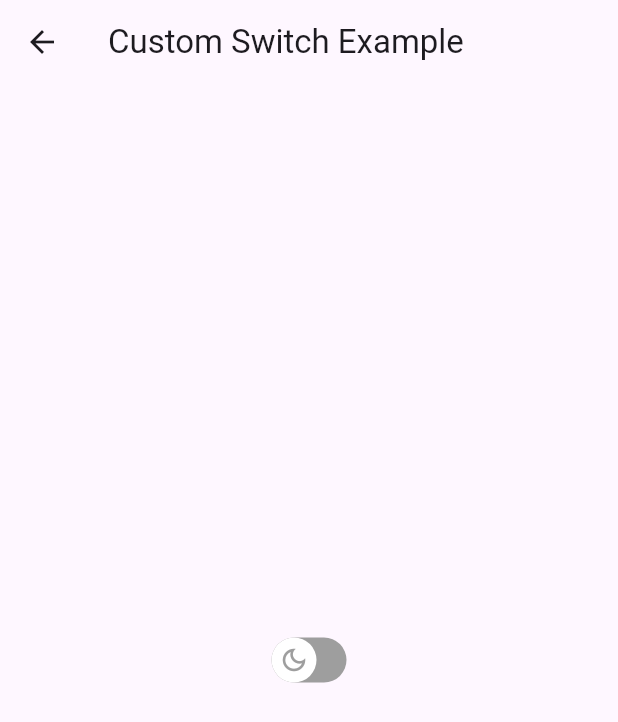
After one commit to IngNex/flutter_practice_pubdev, a Flutter app: the screen it shows after launch, after a tap on "Switch", on a phone screen of 412 x 824 dp. The commit adds this screen. Shown: the top 722 px of the screen. Run offline on Flutter 3.47's test engine with Material 3 defaults, Android fonts, the phone set to English and light mode, and no system bars; our stand-ins replace curved_navigation_bar, firebase_core, firebase_storage, flutter_colorpicker, image_picker; accounts and stored records are empty.

Commit message:
Switch person

```diff
--- a/lib/pages.dart
+++ b/lib/pages.dart
@@ -1,6 +1,8 @@
 import 'package:flutter/material.dart';
 import 'package:flutter_practice_navigationbar/menu/main_menu.dart';
 import 'package:flutter_practice_navigationbar/provider_firebase_storage/main_fb_storage.dart';
+import 'package:flutter_practice_navigationbar/switch_personal.dart/page.dart';
+import 'package:flutter_practice_navigationbar/switch_personal.dart/switch.dart';
 import 'package:flutter_practice_navigationbar/theme_color/main_theme_color.dart';
 
 class Pages extends StatelessWidget {
@@ -45,6 +47,16 @@ class Pages extends StatelessWidget {
               },
               child: const Text('ThemeColor'),
             ),
+            ElevatedButton(
+              onPressed: () {
+                Navigator.of(context).push(
+                  MaterialPageRoute(
+                    builder: (context) =>  SwitchPage(),
+                  ),
+                );
+              },
+              child: const Text('Switch'),
+            ),
           ],
         ),
       ),
--- /dev/null
+++ b/lib/switch_personal.dart/page.dart
@@ -0,0 +1,24 @@
+import 'package:flutter/material.dart';
+import 'package:flutter_practice_navigationbar/switch_personal.dart/switch.dart';
+import 'package:flutter_practice_navigationbar/switch_personal.dart/switch_ii.dart';
+import 'package:flutter_practice_navigationbar/switch_personal.dart/switch_prov.dart';
+
+class SwitchPage extends StatelessWidget {
+  const SwitchPage({super.key});
+
+  @override
+  Widget build(BuildContext context) {
+    return Scaffold(
+        appBar: AppBar(title: Text('Custom Switch Example')),
+        body: Center(
+          child: CustomSwitchProv(
+            // value: true,
+            // onChanged: (value) {
+            //   // Aquí puedes manejar el cambio de valor del switch
+            //   print("El valor del switch cambió a: $value");
+            // },
+          ),
+        ),
+      );
+  }
+}
--- /dev/null
+++ b/lib/switch_personal.dart/provider/bloc_switch.dart
@@ -0,0 +1,13 @@
+import 'package:flutter/material.dart';
+
+class SwitchState extends ChangeNotifier {
+  bool _value = false;
+
+  bool get value => _value;
+
+  void toggleSwitch() {
+    _value = !_value;
+
+    notifyListeners();
+  }
+}
--- /dev/null
+++ b/lib/switch_personal.dart/switch_prov.dart
@@ -0,0 +1,48 @@
+import 'package:flutter/material.dart';
+import 'package:flutter_practice_navigationbar/switch_personal.dart/provider/bloc_switch.dart';
+import 'package:provider/provider.dart';
+
+class CustomSwitchProv extends StatelessWidget {
+  @override
+  Widget build(BuildContext context) {
+    //final switchState = Provider.of<SwitchState>(context);
+    final switchState = context.watch<SwitchState>();
+    print(switchState.value);
+    return GestureDetector(
+      onTap: () {
+        switchState.toggleSwitch();
+      },
+      child: Container(
+        width: 50.0,
+        height: 30.0,
+        decoration: BoxDecoration(
+          borderRadius: BorderRadius.circular(20.0),
+          color: switchState.value ? Colors.blue : Colors.grey,
+        ),
+        child: Stack(
+          children: <Widget>[
+            AnimatedPositioned(
+              duration: const Duration(milliseconds: 200),
+              curve: Curves.easeIn,
+              left: switchState.value ? 20.0 : 0.0,
+              right: switchState.value ? 0.0 : 20.0,
+              child: Container(
+                width: 30.0,
+                height: 30.0,
+                decoration: BoxDecoration(
+                  shape: BoxShape.circle,
+                  color: Colors.white,
+                ),
+                child: Center(
+                  child: switchState.value
+                      ? Icon(Icons.light_mode_outlined, size: 20.0, color: Colors.blue)
+                      : Icon(Icons.dark_mode_outlined, size: 20.0, color: Colors.grey),
+                ),
+              ),
+            ),
+          ],
+        ),
+      ),
+    );
+  }
+}
```
Also changed, not shown: lib/main.dart (+112 -93 lines), lib/switch_personal.dart/switch.dart (added, +65 -0 lines), lib/switch_personal.dart/switch_ii.dart (added, +69 -0 lines), 1 other file.
